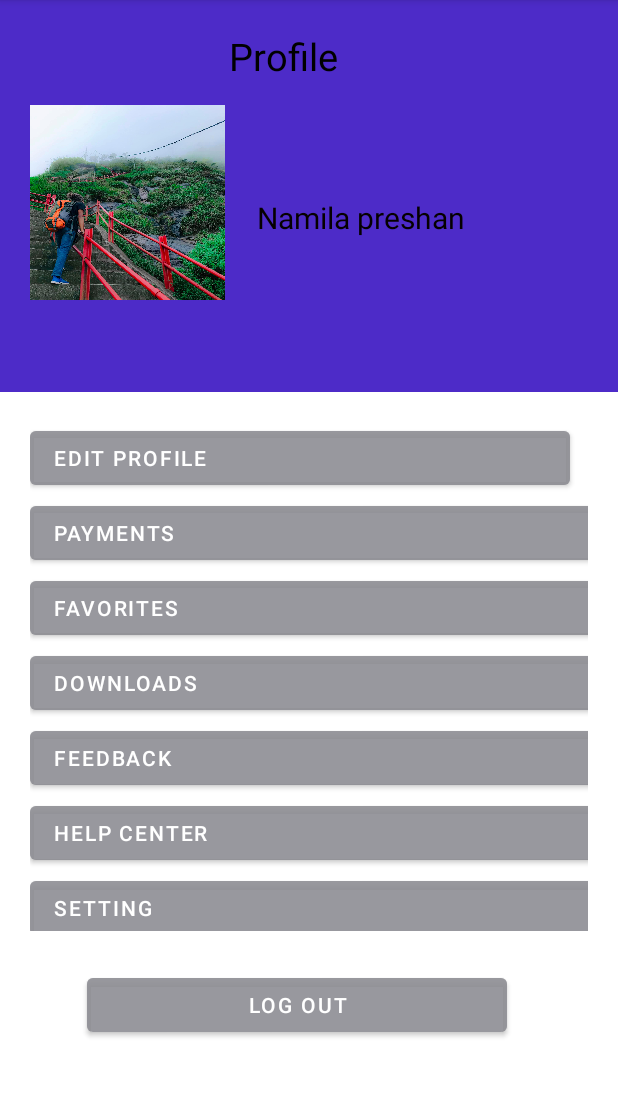
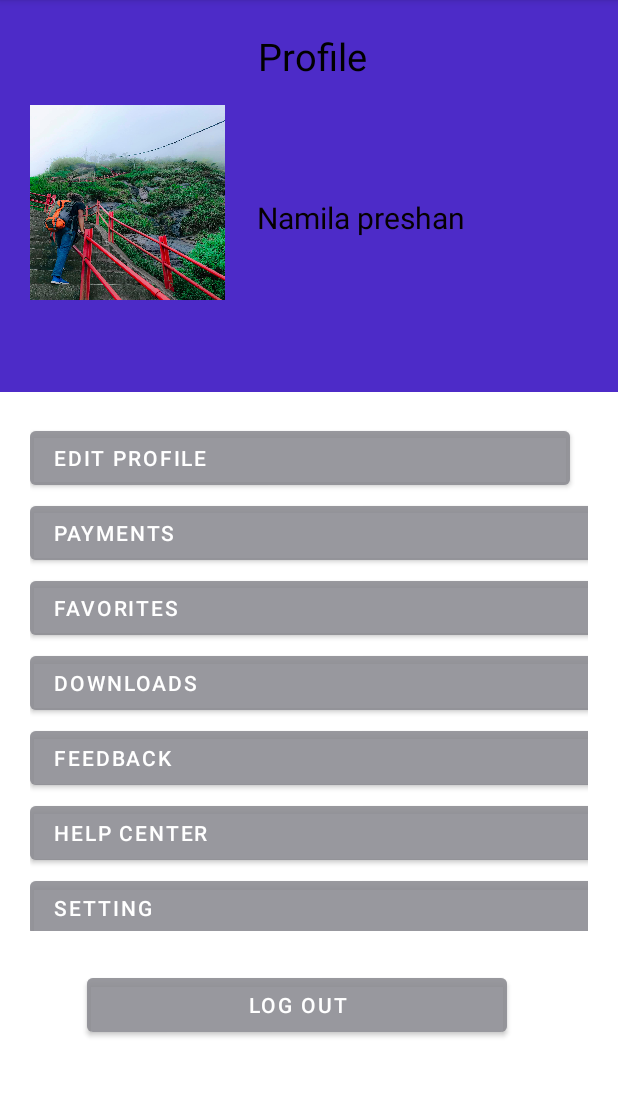
Before and after one commit to rajitha-mahesh/madproject, an Android app: the UserProfile screen opened directly, with no data from a screen before it, on a phone screen of 412 x 824 dp, the part 84-1181 px from its top. Run offline under Robolectric (Android 15) with nearby library versions, the light colour scheme and no system bars.

Commit message:
commit update

```diff
--- a/app/src/main/res/layout/activity_main_home.xml
+++ b/app/src/main/res/layout/activity_main_home.xml
@@ -29,7 +29,7 @@
         android:textColor="@color/black"
         android:textStyle="bold"
         android:layout_marginLeft="35dp"
-        android:layout_below="@+id/search_bar"
+        android:paddingTop="30dp"
         android:padding="10dp" />
 
 
--- a/app/src/main/res/layout/activity_start.xml
+++ b/app/src/main/res/layout/activity_start.xml
@@ -10,9 +10,9 @@
         android:id="@+id/start_bg"
         android:layout_width="300dp"
         android:layout_height="300dp"
-        android:orientation="vertical"
+        android:layout_centerInParent="true"
         android:background="@drawable/start_page2"
-        android:layout_centerInParent="true">
+        android:orientation="vertical">
 
     </LinearLayout>
 
--- a/app/src/main/res/layout/activity_user_profile.xml
+++ b/app/src/main/res/layout/activity_user_profile.xml
@@ -40,7 +40,9 @@
             android:id="@+id/Update_porfile"
             android:layout_width="110dp"
             android:layout_height="wrap_content"
+            android:layout_alignParentStart="true"
             android:layout_alignParentEnd="true"
+            android:layout_marginStart="152dp"
             android:layout_marginEnd="129dp"
             android:text="Profile"
             android:textColor="#000000"
```
